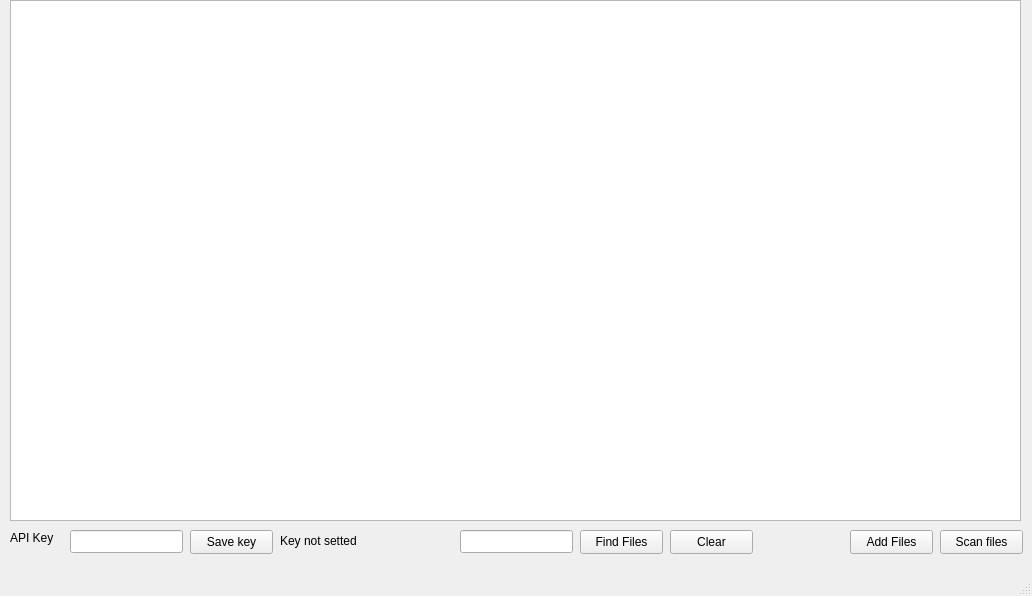
The window that mainwindow.ui (Jaanvarr/VTChecker) describes before a commit, drawn with Qt 5.
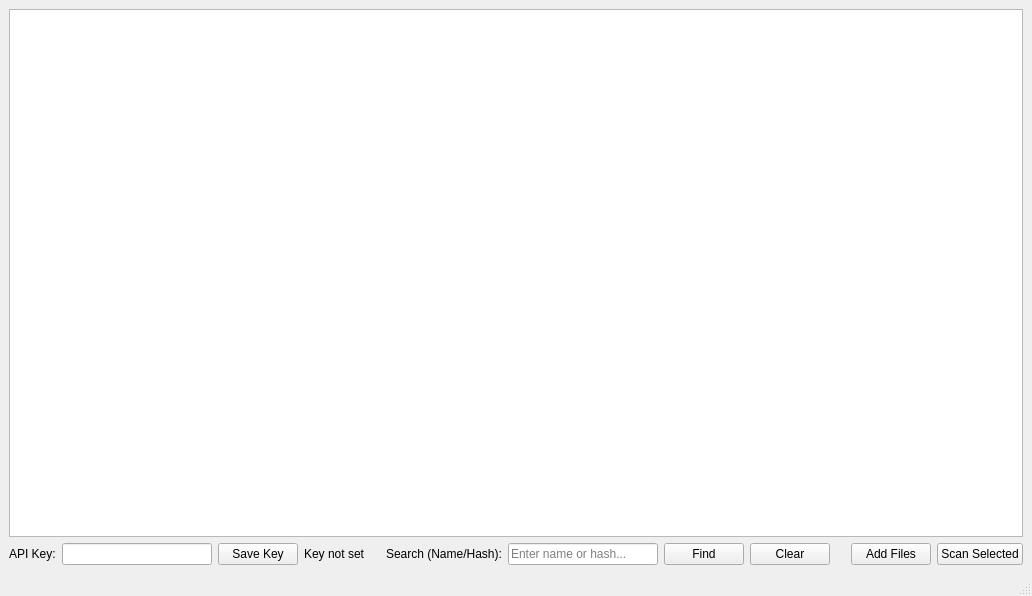
The same window after the commit.

Patch:
```diff
--- a/mainwindow.ui
+++ b/mainwindow.ui
@@ -14,127 +14,142 @@
    <string>MainWindow</string>
   </property>
   <widget class="QWidget" name="centralwidget">
+   <layout class="QVBoxLayout" name="verticalLayout_Main">
+    <item>
+     <widget class="QTableView" name="tableViewResults">
+      <property name="sizePolicy">
+       <sizepolicy hsizetype="Expanding" vsizetype="Expanding">
+        <horstretch>0</horstretch>
+        <verstretch>1</verstretch>
+       </sizepolicy>
+      </property>
+     </widget>
+    </item>
+    <item>
+     <layout class="QHBoxLayout" name="horizontalLayout_Controls">
+      <item>
+       <layout class="QHBoxLayout" name="horizontalLayout_ApiKey">
+        <item>
    <widget class="QLabel" name="label">
-    <property name="geometry">
-     <rect>
-      <x>10</x>
-      <y>530</y>
-      <width>62</width>
-      <height>16</height>
-     </rect>
-    </property>
     <property name="text">
-     <string>API Key</string>
-    </property>
-   </widget>
+           <string>API Key:</string>
+          </property>
+         </widget>
+        </item>
+        <item>
    <widget class="QLineEdit" name="lineEditApiKey">
-    <property name="geometry">
-     <rect>
-      <x>70</x>
-      <y>530</y>
-      <width>113</width>
-      <height>23</height>
-     </rect>
-    </property>
-   </widget>
+          <property name="minimumSize">
+           <size>
+            <width>150</width>
+            <height>0</height>
+           </size>
+          </property>
+         </widget>
+        </item>
+        <item>
    <widget class="QPushButton" name="pushButtonSetApiKey">
-    <property name="geometry">
-     <rect>
-      <x>190</x>
-      <y>530</y>
-      <width>83</width>
-      <height>24</height>
-     </rect>
-    </property>
     <property name="text">
-     <string>Save key</string>
-    </property>
-   </widget>
+           <string>Save Key</string>
+          </property>
+         </widget>
+        </item>
+        <item>
    <widget class="QLabel" name="labelApiKeyStatus">
-    <property name="geometry">
-     <rect>
-      <x>280</x>
-      <y>530</y>
-      <width>121</width>
-      <height>21</height>
-     </rect>
-    </property>
     <property name="text">
-     <string>Key not setted</string>
-    </property>
-   </widget>
-   <widget class="QPushButton" name="pushButtonAddFiles">
-    <property name="geometry">
-     <rect>
-      <x>850</x>
-      <y>530</y>
-      <width>83</width>
-      <height>24</height>
-     </rect>
-    </property>
+           <string>Key not set</string>
+          </property>
+         </widget>
+        </item>
+       </layout>
+      </item>
+      <item>
+       <spacer name="horizontalSpacer_1">
+        <property name="orientation">
+         <enum>Qt::Horizontal</enum>
+        </property>
+        <property name="sizeHint" stdset="0">
+         <size>
+          <width>40</width>
+          <height>20</height>
+         </size>
+        </property>
+       </spacer>
+      </item>
+      <item>
+       <layout class="QHBoxLayout" name="horizontalLayout_Search">
+        <item>
+          <widget class="QLabel" name="labelSearchPrompt">
     <property name="text">
-     <string>Add Files</string>
-    </property>
-   </widget>
-   <widget class="QPushButton" name="pushButtonScanSelected">
-    <property name="geometry">
-     <rect>
-      <x>940</x>
-      <y>530</y>
-      <width>83</width>
-      <height>24</height>
-     </rect>
-    </property>
-    <property name="text">
-     <string>Scan files</string>
-    </property>
-   </widget>
+            <string>Search (Name/Hash):</string>
+           </property>
+          </widget>
+        </item>
+        <item>
+         <widget class="QLineEdit" name="lineEditSearch">
+          <property name="minimumSize">
+           <size>
+            <width>150</width>
+            <height>0</height>
+           </size>
+          </property>
+          <property name="placeholderText">
+           <string>Enter name or hash...</string>
+          </property>
+         </widget>
+        </item>
+        <item>
    <widget class="QPushButton" name="pushButtonSearch">
-    <property name="geometry">
-     <rect>
-      <x>580</x>
-      <y>530</y>
-      <width>83</width>
-      <height>24</height>
-     </rect>
-    </property>
     <property name="text">
-     <string>Find Files</string>
-    </property>
-   </widget>
+           <string>Find</string>
+          </property>
+         </widget>
+        </item>
+        <item>
    <widget class="QPushButton" name="pushButtonClearSearch">
-    <property name="geometry">
-     <rect>
-      <x>670</x>
-      <y>530</y>
-      <width>83</width>
-      <height>24</height>
-     </rect>
-    </property>
     <property name="text">
      <string>Clear</string>
     </property>
    </widget>
-   <widget class="QLineEdit" name="lineEditSearch">
-    <property name="geometry">
-     <rect>
-      <x>460</x>
-      <y>530</y>
-      <width>113</width>
-      <height>23</height>
-     </rect>
-    </property>
-   </widget>
-   <widget class="QTableView" name="tableViewResults">
-    <property name="geometry">
-     <rect>
-      <x>10</x>
-      <y>0</y>
-      <width>1011</width>
-      <height>521</height>
-     </rect>
-    </property>
-   </widget>
+        </item>
+       </layout>
+      </item>
+      <item>
+       <spacer name="horizontalSpacer_2">
+        <property name="orientation">
+         <enum>Qt::Horizontal</enum>
+        </property>
+        <property name="sizeType">
+         <enum>QSizePolicy::Expanding</enum>
+        </property>
+        <property name="sizeHint" stdset="0">
+         <size>
+          <width>40</width>
+          <height>20</height>
+         </size>
+        </property>
+       </spacer>
+      </item>
+      <item>
+       <layout class="QHBoxLayout" name="horizontalLayout_FileActions">
+        <item>
+         <widget class="QPushButton" name="pushButtonAddFiles">
+          <property name="text">
+           <string>Add Files</string>
+          </property>
+         </widget>
+        </item>
+        <item>
+         <widget class="QPushButton" name="pushButtonScanSelected">
+          <property name="text">
+           <string>Scan Selected</string>
+          </property>
+         </widget>
+        </item>
+       </layout>
+      </item>
+     </layout>
+    </item>
+   </layout>
   </widget>
   <widget class="QMenuBar" name="menubar">
    <property name="geometry">
```
Left out of the diff: 2 changed lines with no effect on the pictures. Lines whose indentation alone changed are shown as unchanged.
